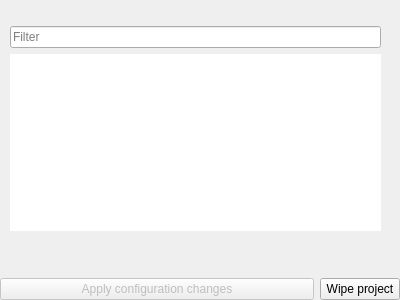
Old version of the form src/plugins/mesonprojectmanager/project/buildoptions/mesonbuildsettingswidget.ui in the repository qt-creator/qt-creator.
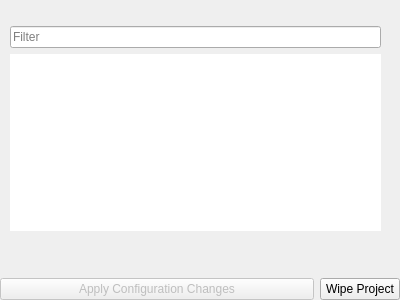
New version of the form. Icons and pictures are not drawn. Custom widgets are drawn as their Qt base class.

Commit message: Meson: Fix UI text capitalization

The edit to the form file:
```diff
--- a/src/plugins/mesonprojectmanager/project/buildoptions/mesonbuildsettingswidget.ui
+++ b/src/plugins/mesonprojectmanager/project/buildoptions/mesonbuildsettingswidget.ui
@@ -38,7 +38,7 @@
       </sizepolicy>
      </property>
      <property name="text">
-      <string>Apply configuration changes</string>
+      <string>Apply Configuration Changes</string>
      </property>
     </widget>
    </item>
@@ -55,7 +55,7 @@
 Userful when build directory got corrupted, or when rebuilding with a newer version of meson.</string>
      </property>
      <property name="text">
-      <string>Wipe project</string>
+      <string>Wipe Project</string>
      </property>
      <property name="icon">
       <iconset theme=":/utils/images/warning.png"/>
```
Left out of the diff: 4 changed lines with no effect on the pictures.
